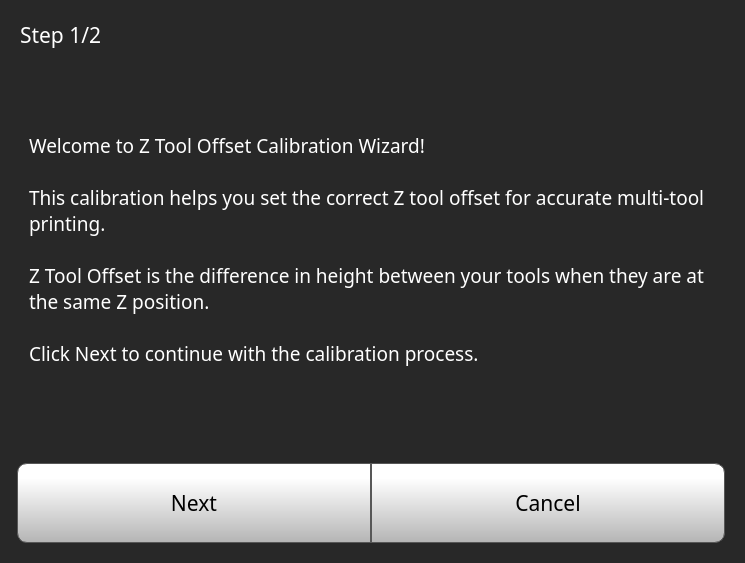
Qt form octoprint_ControlCenter/ui/calibrate_screen/ZtoolOffsetWizard/ZtoolOffsetWizard.ui (FracktalWorks/ControlCenter) before a commit.
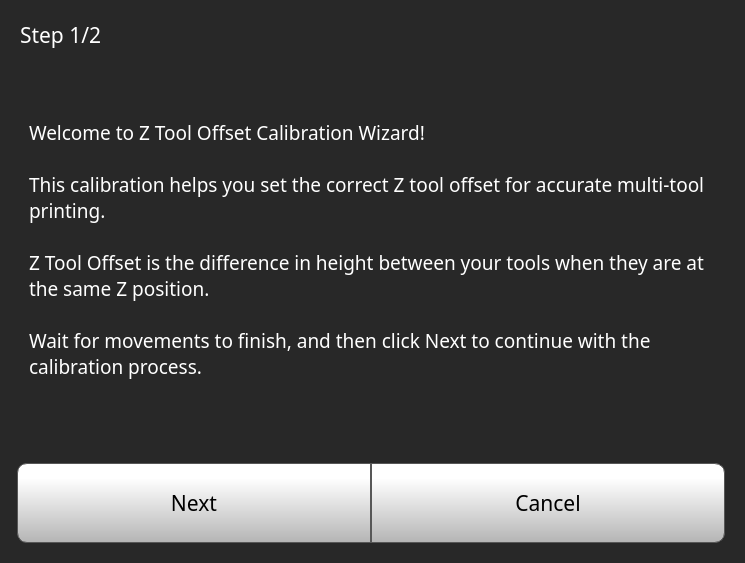
The same form after that commit.

Diff of the .ui file:
```diff
--- a/octoprint_ControlCenter/ui/calibrate_screen/ZtoolOffsetWizard/ZtoolOffsetWizard.ui
+++ b/octoprint_ControlCenter/ui/calibrate_screen/ZtoolOffsetWizard/ZtoolOffsetWizard.ui
@@ -116,7 +116,7 @@
 
 Z Tool Offset is the difference in height between your tools when they are at the same Z position.
 
-Click Next to continue with the calibration process.</string>
+Wait for movements to finish, and then click Next to continue with the calibration process.</string>
             </property>
             <property name="wordWrap">
              <bool>true</bool>
```
